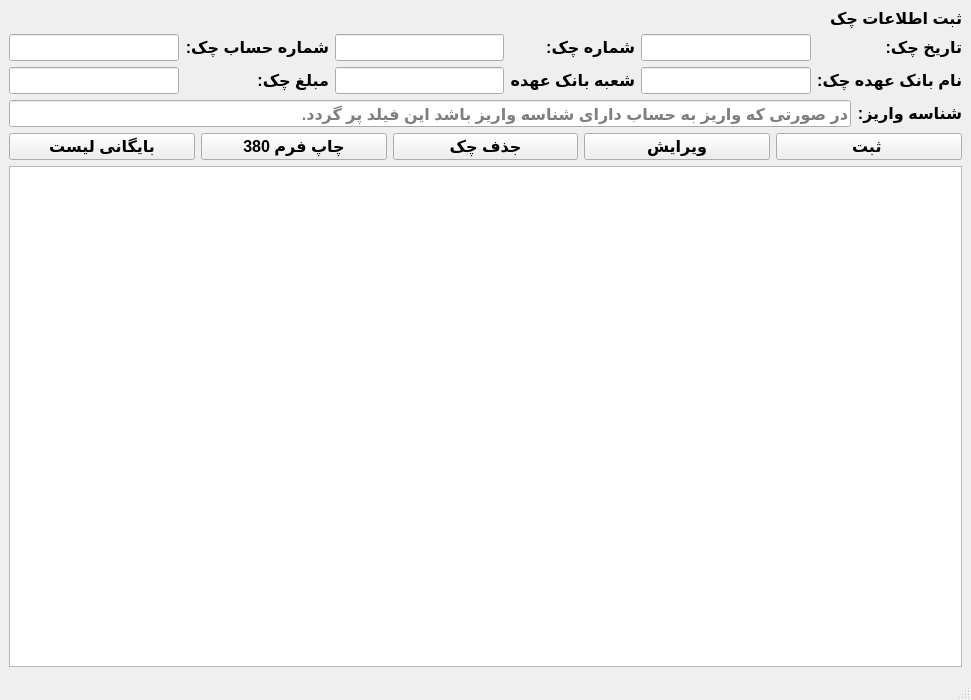
Before: the Qt Designer form chequevagozari.ui in ahmadbabayi/QtBmipaya, drawn with Qt 5.
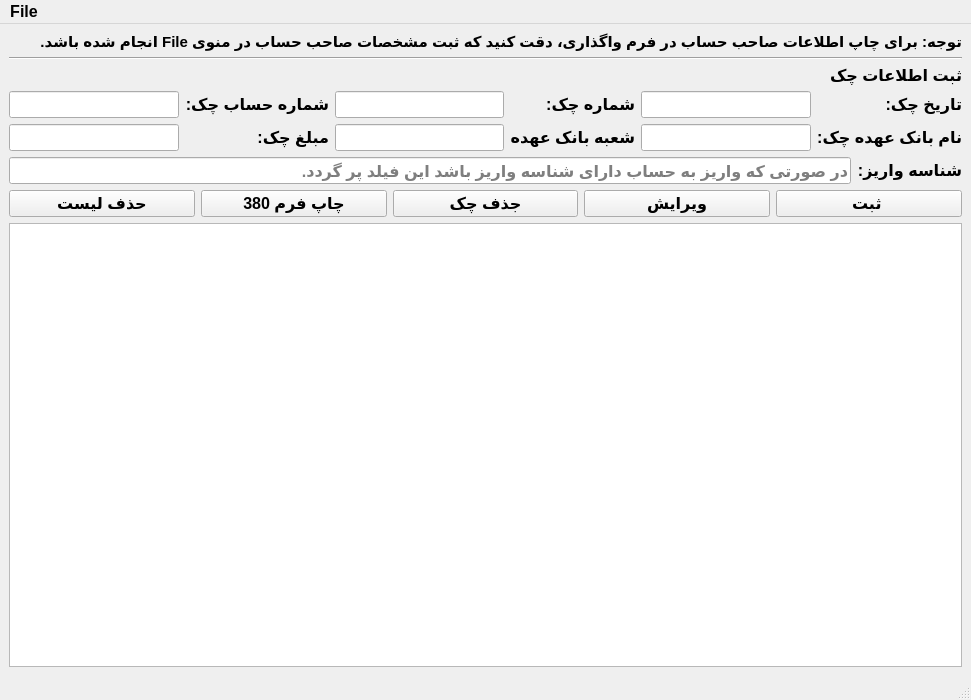
After: the same form once the commit is applied.

Diff of the .ui file:
```diff
--- a/chequevagozari.ui
+++ b/chequevagozari.ui
@@ -26,6 +26,36 @@
   </property>
   <widget class="QWidget" name="centralwidget">
    <layout class="QVBoxLayout" name="verticalLayout_3">
+    <item>
+     <layout class="QHBoxLayout" name="horizontalLayout_2">
+      <item>
+       <widget class="QLabel" name="label_2">
+        <property name="font">
+         <font>
+          <family>Tahoma</family>
+          <pointsize>11</pointsize>
+          <weight>75</weight>
+          <bold>true</bold>
+         </font>
+        </property>
+        <property name="text">
+         <string>توجه: برای چاپ اطلاعات صاحب حساب در فرم واگذاری، دقت کنید که ثبت مشخصات صاحب حساب در منوی File انجام شده باشد.</string>
+        </property>
+       </widget>
+      </item>
+     </layout>
+    </item>
+    <item>
+     <layout class="QHBoxLayout" name="horizontalLayout_3">
+      <item>
+       <widget class="Line" name="line">
+        <property name="orientation">
+         <enum>Qt::Horizontal</enum>
+        </property>
+       </widget>
+      </item>
+     </layout>
+    </item>
     <item>
      <layout class="QGridLayout" name="gridLayout">
       <item row="0" column="5">
@@ -147,10 +177,7 @@
       <item>
        <widget class="QPushButton" name="ArchiveButton">
         <property name="text">
-         <string>بایگانی لیست</string>
-        </property>
-        <property name="autoDefault">
-         <bool>true</bool>
+         <string>حذف لیست</string>
         </property>
        </widget>
       </item>
@@ -218,6 +245,13 @@
      <height>27</height>
     </rect>
    </property>
+   <widget class="QMenu" name="menuFile">
+    <property name="title">
+     <string>File</string>
+    </property>
+    <addaction name="SabtZinafAction"/>
+   </widget>
+   <addaction name="menuFile"/>
   </widget>
   <widget class="QStatusBar" name="statusbar"/>
  </widget>
```
Left out of the diff: 10 changed lines with no effect on the pictures.
